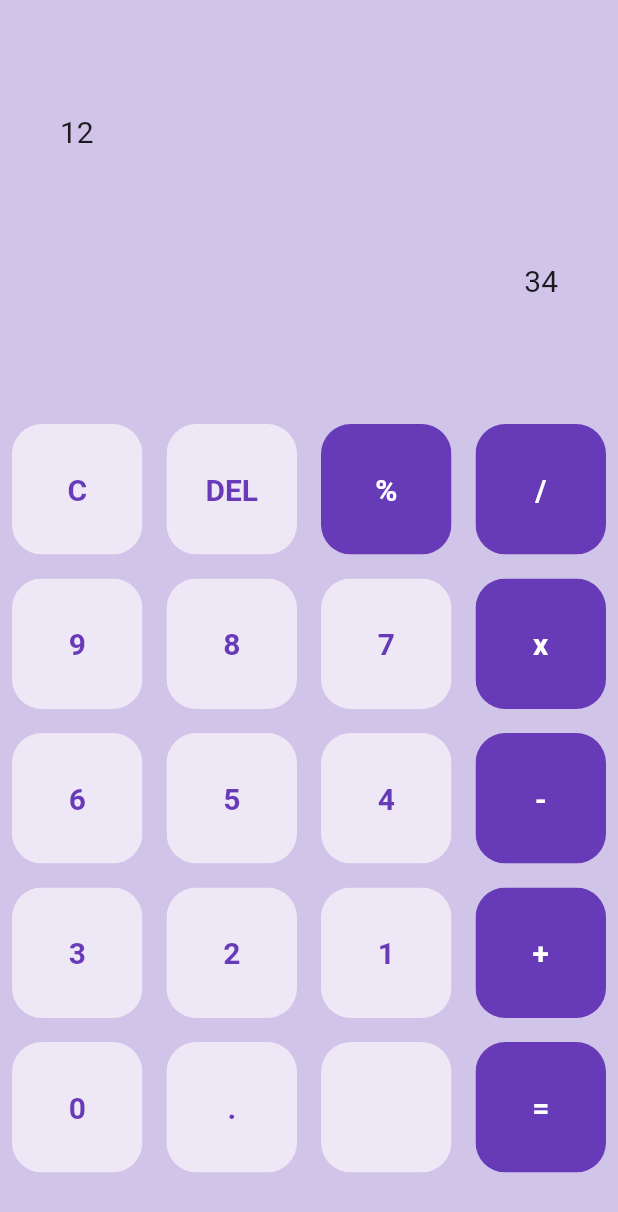
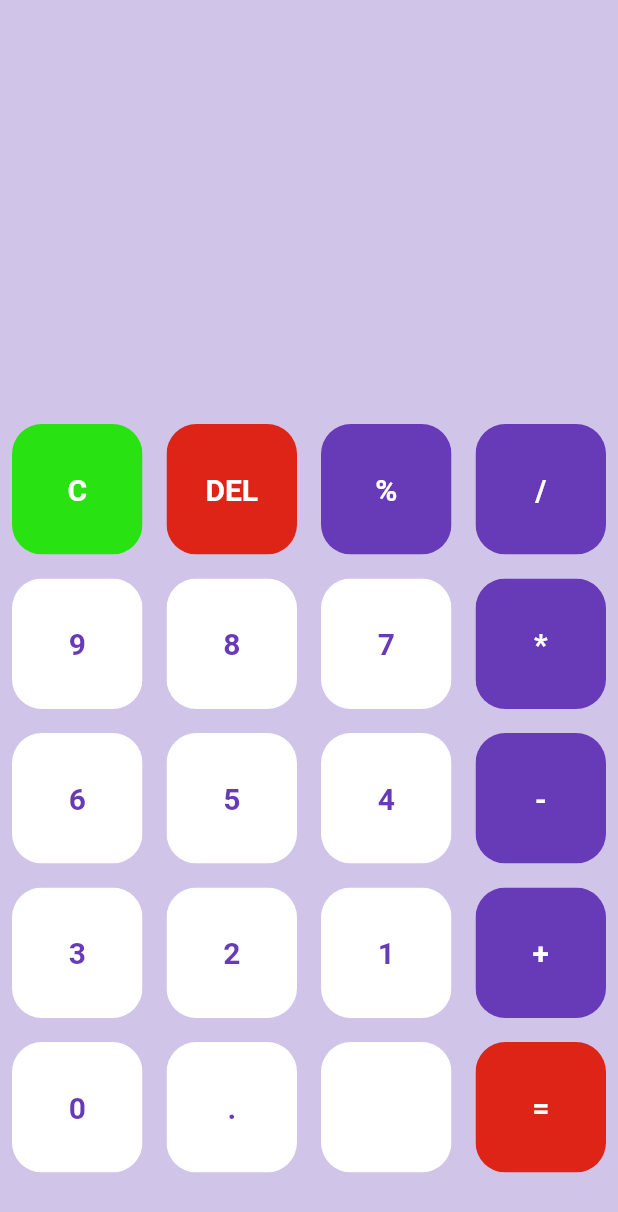
Before and after one commit to Jishnulal7/Calculator, a Flutter app: the screen it shows after launch, on a phone screen of 412 x 824 dp. Shown: the top 1212 px of the screen. Run offline on Flutter 3.47's test engine with Material 2 defaults, Android fonts, the phone set to English and light mode, and no system bars; our stand-ins replace math_expressions.

Commit message:
Final commit

```diff
--- a/lib/home_page.dart
+++ b/lib/home_page.dart
@@ -1,5 +1,8 @@
+
+
 import 'package:calculator/buttons.dart';
 import 'package:flutter/material.dart';
+import 'package:math_expressions/math_expressions.dart';
 
 class HomePage extends StatefulWidget {
   const HomePage({super.key});
@@ -8,9 +11,9 @@ class HomePage extends StatefulWidget {
   State<HomePage> createState() => _HomePageState();
 }
 
-var userQuestion = '12';
+var userQuestion = '';
 
-var userAnswer = '34';
+var userAnswer = '';
 
 final List<String> buttons = [
   'C',
@@ -20,7 +23,7 @@ final List<String> buttons = [
   '9',
   '8',
   '7',
-  'x',
+  '*',
   '6',
   '5',
   '4',
@@ -54,14 +57,15 @@ class _HomePageState extends State<HomePage> {
                       alignment: Alignment.centerLeft,
                       child: Text(
                         userQuestion,
-                        style: TextStyle(fontSize: 20),
+                        style: const TextStyle(fontSize: 20),
                       )),
                 ),
                 Padding(
                   padding: const EdgeInsets.all(20.0),
                   child: Container(
                       alignment: Alignment.centerRight,
-                      child: Text(userAnswer, style: TextStyle(fontSize: 20))),
+                      child: Text(userAnswer,
+                          style: const TextStyle(fontSize: 20))),
                 ),
               ],
             ),
@@ -77,14 +81,52 @@ class _HomePageState extends State<HomePage> {
                           const SliverGridDelegateWithFixedCrossAxisCount(
                               crossAxisCount: 4),
                       itemBuilder: ((context, index) {
+                        if (index == 0) {
                           return MyButton(
+                              buttonTap: () {
+                                setState(() {
+                                  userQuestion = '';
+                                });
+                              },
+                              color: const Color.fromARGB(255, 41, 226, 17),
+                              textColor: Colors.white,
+                              buttonText: buttons[index]);
+                        } else if (index == 1) {
+                          return MyButton(
+                              buttonTap: () {
+                                setState(() {
+                                  userQuestion = userQuestion.substring(
+                                      0, userQuestion.length - 1);
+                                });
+                              },
+                              color: const Color.fromARGB(255, 221, 36, 22),
+                              textColor: Colors.white,
+                              buttonText: buttons[index]);
+                        } else if (index == buttons.length - 1) {
+                          return MyButton(
+                              buttonTap: () {
+                                setState(() {
+                                  equalButton();
+                                });
+                              },
+                              color: const Color.fromARGB(255, 221, 36, 22),
+                              textColor: Colors.white,
+                              buttonText: buttons[index]);
+                        } else {
+                          return MyButton(
+                              buttonTap: () {
+                                setState(() {
+                                  userQuestion += buttons[index];
+                                });
+                              },
                               color: isOperator(buttons[index])
                                   ? Colors.deepPurple
-                                : Colors.deepPurple[50],
+                                  : Colors.white,
                               textColor: isOperator(buttons[index])
                                   ? Colors.white
                                   : Colors.deepPurple,
                               buttonText: buttons[index]);
+                        }
                       }))),
             ))
       ]),
@@ -93,8 +135,19 @@ class _HomePageState extends State<HomePage> {
 }
 
 bool isOperator(String x) {
-  if (x == '%' || x == '/' || x == '+' || x == '-' || x == '=' || x == 'x') {
+  if (x == '%' || x == '/' || x == '+' || x == '-' || x == '=' || x == '*') {
     return true;
   }
   return false;
 }
+
+void equalButton() {
+  String finalQuestion = userQuestion;
+
+  Parser p = Parser();
+  Expression exp = p.parse(finalQuestion);
+  ContextModel cm = ContextModel();
+  double eval = exp.evaluate(EvaluationType.REAL, cm);
+
+  userAnswer = eval.toString();
+}
```
Also changed, not shown: pubspec.yaml (+4 -12 lines), pubspec.lock. Lines whose indentation alone changed are shown as unchanged.
